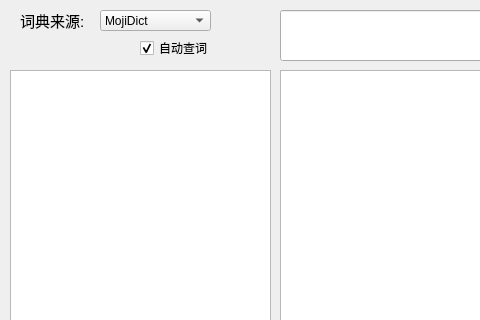
First picture: the form in dict_style.ui, repository GayWindTech/TransAssistant, before the edit; both pictures show x 0 to 480 and y 0 to 320 of the 809 by 420 pixel window.
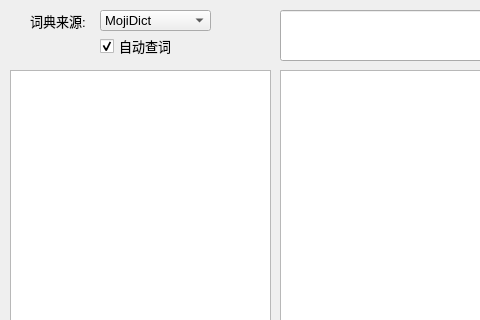
Second picture: the form after the edit.

```diff
--- a/dict_style.ui
+++ b/dict_style.ui
@@ -43,6 +43,11 @@
       <height>21</height>
      </rect>
     </property>
+    <property name="font">
+     <font>
+      <pointsize>10</pointsize>
+     </font>
+    </property>
     <item>
      <property name="text">
       <string>MojiDict</string>
@@ -57,15 +62,15 @@
    <widget class="QLabel" name="DictSourceLabel">
     <property name="geometry">
      <rect>
-      <x>20</x>
+      <x>30</x>
       <y>10</y>
-      <width>71</width>
+      <width>61</width>
       <height>21</height>
      </rect>
     </property>
     <property name="font">
      <font>
-      <pointsize>11</pointsize>
+      <pointsize>10</pointsize>
      </font>
     </property>
     <property name="text">
@@ -102,12 +107,17 @@
    <widget class="QCheckBox" name="autoSearchCheckBox">
     <property name="geometry">
      <rect>
-      <x>140</x>
-      <y>40</y>
+      <x>100</x>
+      <y>36</y>
       <width>71</width>
-      <height>16</height>
+      <height>20</height>
      </rect>
     </property>
+    <property name="font">
+     <font>
+      <pointsize>10</pointsize>
+     </font>
+    </property>
     <property name="text">
      <string>自动查词</string>
     </property>
```
Left out of the diff: 11 changed lines with no effect on the pictures.
